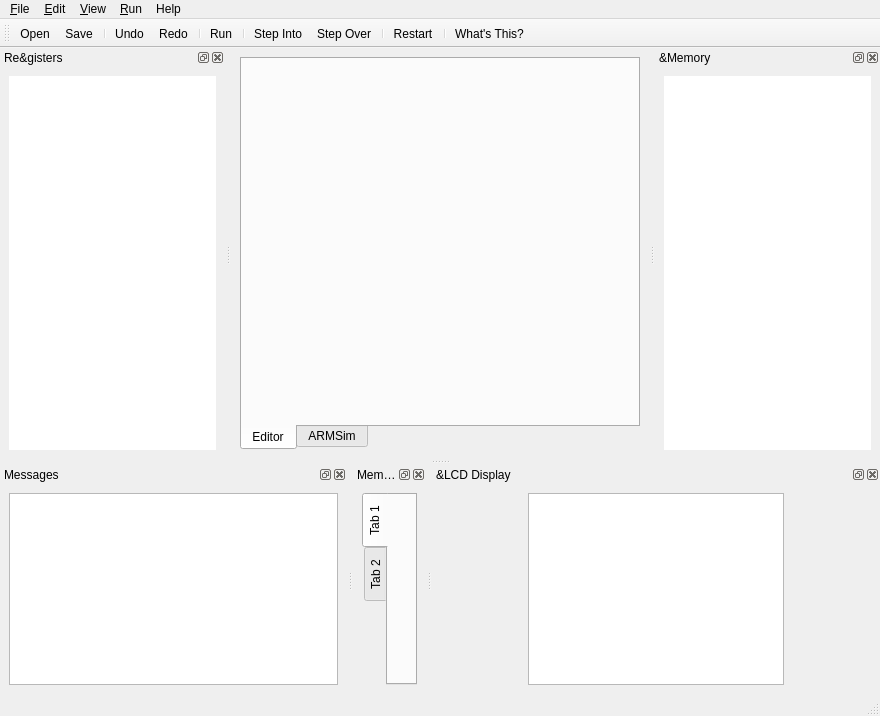
Qt form qtarmsim/ui/mainwindow.ui (barrachi/qtarmsim) before a commit.
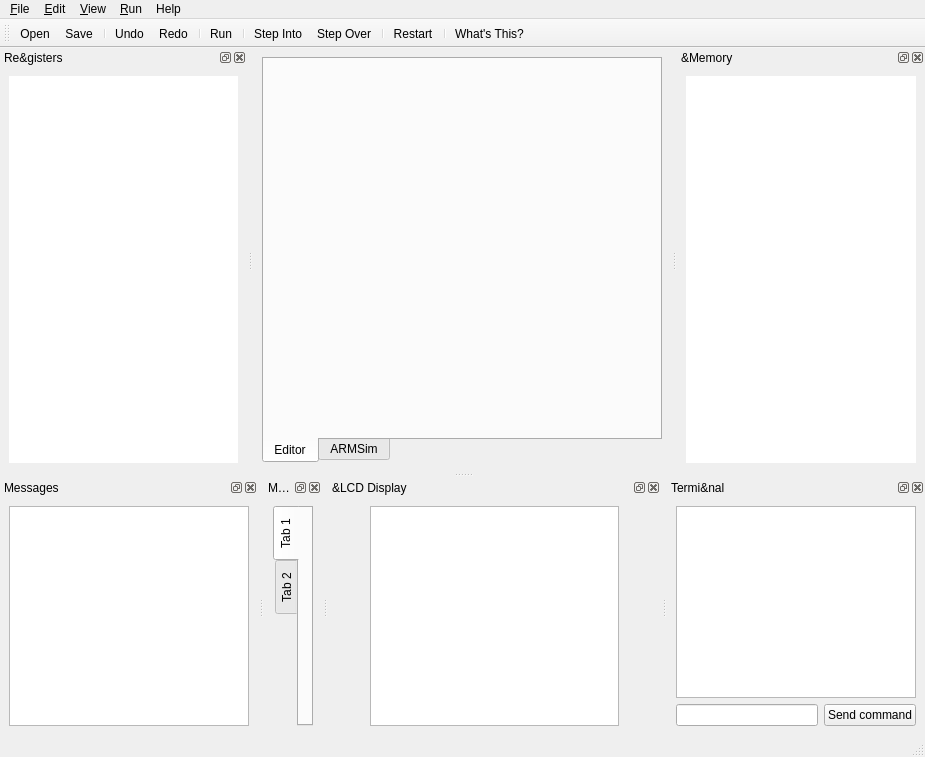
The same form after that commit. Icons and pictures are not drawn. Custom widgets are drawn as their Qt base class.

Commit message: Added communication terminal in debug mode

Diff of the .ui file:
```diff
--- a/qtarmsim/ui/mainwindow.ui
+++ b/qtarmsim/ui/mainwindow.ui
@@ -6,8 +6,8 @@
    <rect>
     <x>0</x>
     <y>0</y>
-    <width>880</width>
-    <height>716</height>
+    <width>925</width>
+    <height>757</height>
    </rect>
   </property>
   <property name="sizePolicy">
@@ -119,7 +119,7 @@
     <rect>
      <x>0</x>
      <y>0</y>
-     <width>880</width>
+     <width>925</width>
      <height>30</height>
     </rect>
    </property>
@@ -452,6 +452,35 @@
     </layout>
    </widget>
   </widget>
+  <widget class="QDockWidget" name="dockWidgetTerminal">
+   <property name="windowTitle">
+    <string>Termi&amp;nal</string>
+   </property>
+   <attribute name="dockWidgetArea">
+    <number>8</number>
+   </attribute>
+   <widget class="QWidget" name="dockWidgetTerminalContents">
+    <layout class="QVBoxLayout" name="verticalLayout_3">
+     <item>
+      <widget class="QTextBrowser" name="textBrowserTerminal"/>
+     </item>
+     <item>
+      <layout class="QHBoxLayout" name="horizontalLayout_2">
+       <item>
+        <widget class="QLineEdit" name="lineEditTerminal"/>
+       </item>
+       <item>
+        <widget class="QPushButton" name="pushButtonTerminal">
+         <property name="text">
+          <string>Send command</string>
+         </property>
+        </widget>
+       </item>
+      </layout>
+     </item>
+    </layout>
+   </widget>
+  </widget>
   <action name="actionWhats_This">
    <property name="icon">
     <iconset theme="help-whatsthis">
```
Left out of the diff: 18 changed lines with no effect on the pictures. The commit also changes 6 other files.
